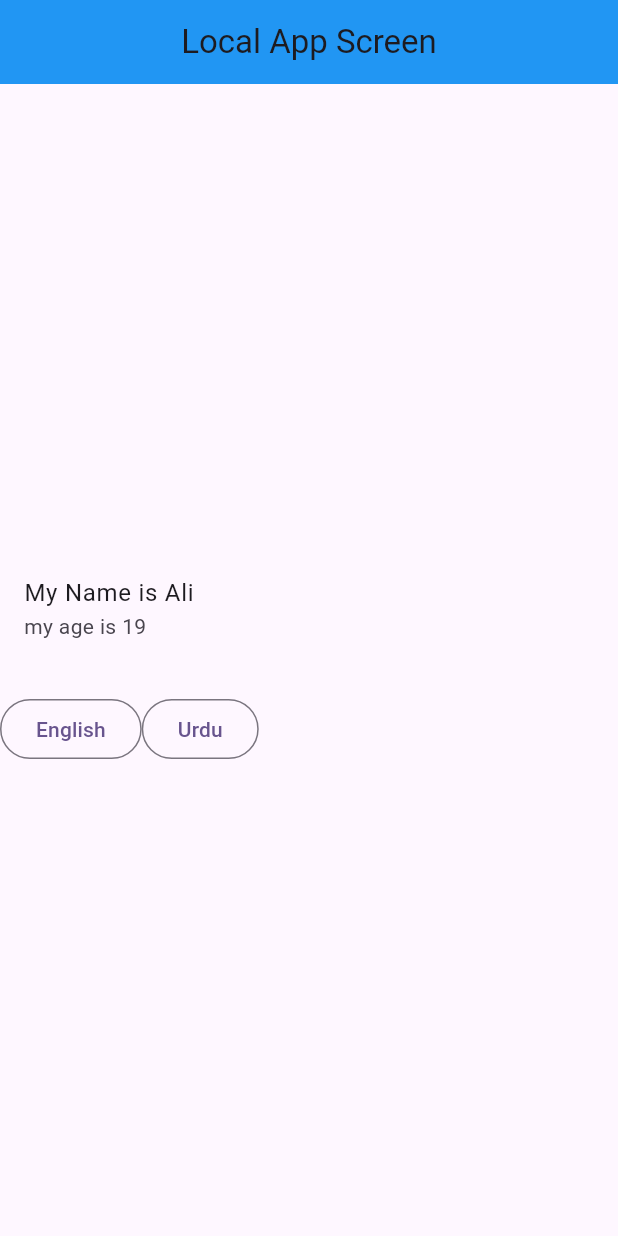
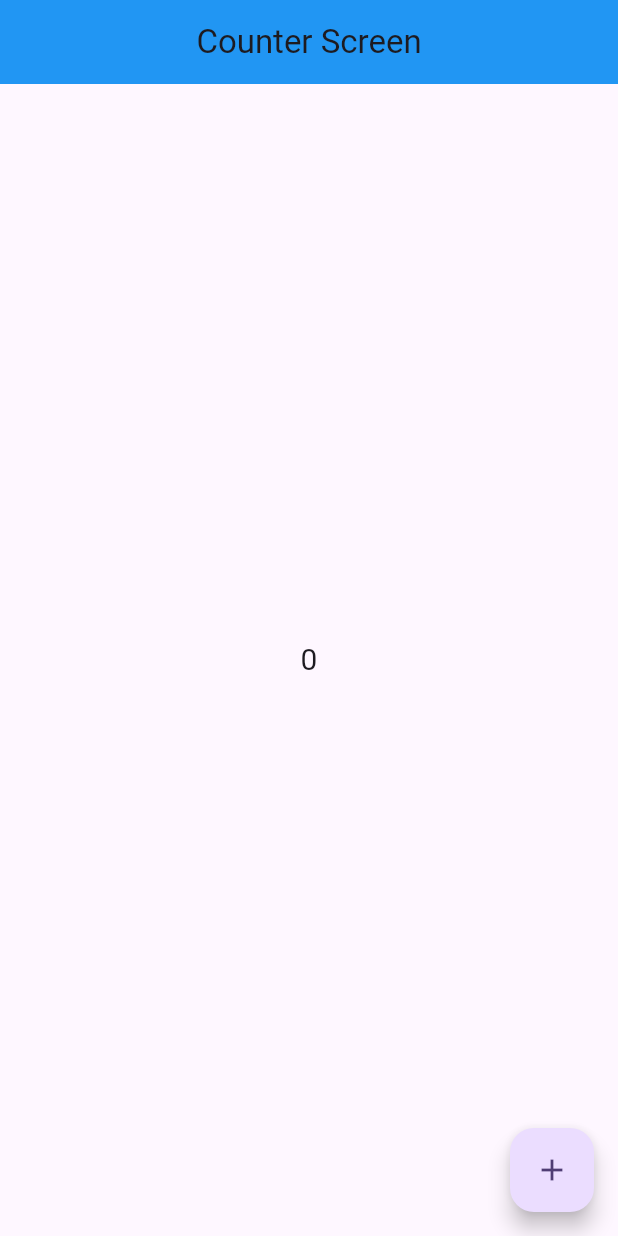
Before and after one commit to MEhsan1237/Getx, a Flutter app: the screen it shows after launch, on a phone screen of 412 x 824 dp. Run offline on Flutter 3.47's test engine with Material 3 defaults, Android fonts, the phone set to English and light mode, and no system bars; our stand-ins replace get.

Commit message:
upload changes

```diff
--- a/lib/main.dart
+++ b/lib/main.dart
@@ -6,6 +6,7 @@ import 'package:getx/screens/one_screen.dart';
 import 'package:getx/screens/three_screen.dart';
 import 'package:getx/screens/translation/languages_class.dart';
 import 'package:getx/screens/two_screen.dart';
+import 'package:getx/state_management/counter_screen.dart';
 
 void main() {
   runApp(const MyApp());
@@ -27,7 +28,7 @@ class MyApp extends StatelessWidget {
 
         colorScheme: ColorScheme.fromSeed(seedColor: Colors.deepPurple),
       ),
-      home: const LocalScreen(),
+      home: const CounterScreen(),
       getPages: [
         GetPage(name: "/", page:()=> OneScreen()),
         GetPage(name: "/twoScreen", page:()=> TwoScreen()),
--- /dev/null
+++ b/lib/state_management/counter_class.dart
@@ -0,0 +1,12 @@
+
+
+  import 'package:get/get.dart';
+
+  class CounterClass  extends GetxController{
+    RxInt counter = 0.obs;
+
+    setCounter(){
+    return  counter.value++;
+    }
+
+  }
--- /dev/null
+++ b/lib/state_management/counter_screen.dart
@@ -0,0 +1,42 @@
+import 'package:flutter/foundation.dart';
+import 'package:flutter/material.dart';
+import 'package:get/get.dart';
+
+import 'counter_class.dart';
+
+class CounterScreen extends StatefulWidget {
+  const CounterScreen({super.key});
+
+  @override
+  State<CounterScreen> createState() => _CounterScreenState();
+}
+
+class _CounterScreenState extends State<CounterScreen> {
+  final CounterClass controller = Get.put(CounterClass());
+
+  @override
+  Widget build(BuildContext context) {
+    if (kDebugMode) {
+      print("hi");
+    }
+    return Scaffold(
+      appBar: AppBar(
+        title: Text("Counter Screen"),
+        backgroundColor: Colors.blue,
+        centerTitle: true,
+      ),
+      floatingActionButton: FloatingActionButton(
+        child: Icon(Icons.add),
+        onPressed: () {
+          controller.setCounter();
+        },
+      ),
+      body: Obx(() {
+        if (kDebugMode) {
+          print("hello");
+        }
+        return Center(child: Text(controller.counter.value.toString(),style: TextStyle(fontSize: 20),),);
+      },)
+    );
+  }
+}
```
